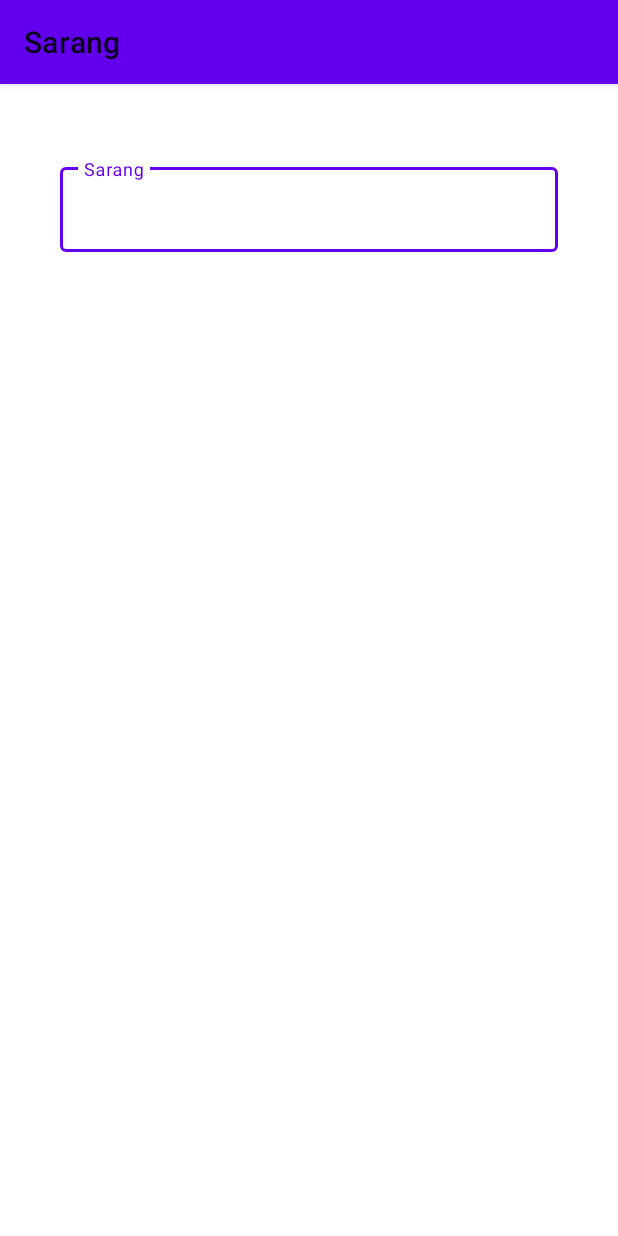
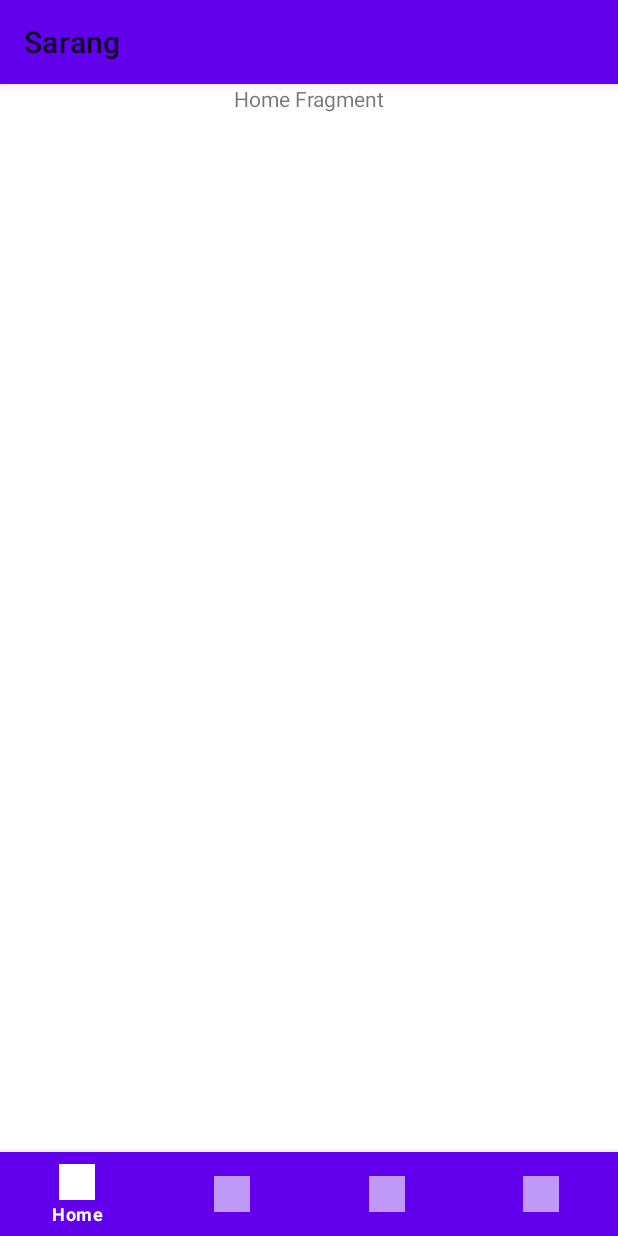
Before and after one commit to Kingbond470/Sarang, an Android app: the screen it shows after launch (MainActivity), on a phone screen of 412 x 824 dp. Run offline under Robolectric (Android 15) with nearby library versions, the light colour scheme and no system bars.

Commit message:
Bottom Navigation Bar | Fragment

```diff
--- a/app/src/main/java/com/example/sarang/view/activity/MainActivity.kt
+++ b/app/src/main/java/com/example/sarang/view/activity/MainActivity.kt
@@ -3,19 +3,36 @@ package com.example.sarang.view.activity
 import androidx.appcompat.app.AppCompatActivity
 import android.os.Bundle
 import androidx.core.widget.doOnTextChanged
+import androidx.fragment.app.Fragment
 import com.example.sarang.R
+import com.example.sarang.view.fragment.HomeFragment
+import com.example.sarang.view.fragment.LibraryFragment
+import com.example.sarang.view.fragment.PremiumFragment
+import com.example.sarang.view.fragment.SearchFragment
+import com.google.android.material.bottomnavigation.BottomNavigationView
 import kotlinx.android.synthetic.main.activity_main.*
 
 class MainActivity : AppCompatActivity() {
     override fun onCreate(savedInstanceState: Bundle?) {
         super.onCreate(savedInstanceState)
         setContentView(R.layout.activity_main)
+        setCurrentFragment(HomeFragment())
 
-        // Get input text
-        val inputText = outlinedTextField.editText?.text.toString()
+        bottom_navigation.setOnNavigationItemSelectedListener {
+            when (it.itemId) {
+                R.id.page_1 -> setCurrentFragment(HomeFragment())
+                R.id.page_2 -> setCurrentFragment(SearchFragment())
+                R.id.page_3 -> setCurrentFragment(LibraryFragment())
+                R.id.page_4 -> setCurrentFragment(PremiumFragment())
 
-        outlinedTextField.editText?.doOnTextChanged { inputText, _, _, _ ->
-            // Respond to input text change
+            }
+            true
         }
     }
+
+    private fun setCurrentFragment(fragment: Fragment) =
+        supportFragmentManager.beginTransaction().apply {
+            replace(R.id.framelayout_container, fragment)
+            commit()
+        }
 }
--- /dev/null
+++ b/app/src/main/java/com/example/sarang/view/fragment/HomeFragment.kt
@@ -0,0 +1,21 @@
+package com.example.sarang.view.fragment
+
+import android.os.Bundle
+import androidx.fragment.app.Fragment
+import android.view.LayoutInflater
+import android.view.View
+import android.view.ViewGroup
+import com.example.sarang.R
+
+
+class HomeFragment : Fragment(R.layout.fragment_home) {
+
+    override fun onCreateView(
+        inflater: LayoutInflater, container: ViewGroup?,
+        savedInstanceState: Bundle?
+    ): View? {
+        // Inflate the layout for this fragment
+        return inflater.inflate(R.layout.fragment_home, container, false)
+    }
+
+}
--- /dev/null
+++ b/app/src/main/res/drawable/nav_btn_bg.xml
@@ -0,0 +1,5 @@
+<?xml version="1.0" encoding="utf-8"?>
+<selector xmlns:android="http://schemas.android.com/apk/res/android">
+    <item android:state_checked="true" android:color="@color/teal_700" />
+    <item android:color="@android:color/black"  />
+</selector>
--- a/app/src/main/res/layout/activity_main.xml
+++ b/app/src/main/res/layout/activity_main.xml
@@ -1,5 +1,5 @@
 <?xml version="1.0" encoding="utf-8"?>
-<LinearLayout xmlns:android="http://schemas.android.com/apk/res/android"
+<com.google.android.material.circularreveal.CircularRevealRelativeLayout xmlns:android="http://schemas.android.com/apk/res/android"
     xmlns:app="http://schemas.android.com/apk/res-auto"
     xmlns:tools="http://schemas.android.com/tools"
     android:layout_width="match_parent"
@@ -8,21 +8,36 @@
     tools:context=".view.activity.MainActivity">
 
 
+    <com.google.android.material.circularreveal.CircularRevealFrameLayout
+        android:id="@+id/framelayout_container"
+        android:layout_width="match_parent"
+        android:layout_height="wrap_content" />
 
-    <com.google.android.material.textfield.TextInputLayout
-        android:id="@+id/outlinedTextField"
+    <com.google.android.material.bottomnavigation.BottomNavigationView
+        android:id="@+id/bottomNavBar"
         android:layout_width="match_parent"
         android:layout_height="wrap_content"
-        android:layout_marginHorizontal="40dp"
-        android:layout_marginVertical="50dp"
-        android:hint="Sarang"
-        style="@style/Widget.MaterialComponents.TextInputLayout.OutlinedBox">
+        android:layout_alignParentBottom="true"
+        android:layout_gravity="bottom"
+        android:background="?android:attr/windowBackground"
+        app:itemIconTint="@color/bottom_nav_background"
+        app:itemRippleColor="@color/teal_700"
+        app:itemTextColor="@color/bottom_nav_background"
+        app:layout_constraintBottom_toBottomOf="parent"
+        app:layout_constraintEnd_toEndOf="parent"
+        app:layout_constraintStart_toStartOf="parent"
+        app:menu="@menu/bottom_navigation_menu">
 
-        <com.google.android.material.textfield.TextInputEditText
-            android:layout_width="match_parent"
-            android:layout_height="wrap_content"
-            />
+    </com.google.android.material.bottomnavigation.BottomNavigationView>
 
-    </com.google.android.material.textfield.TextInputLayout>
 
-</LinearLayout>
+    <com.google.android.material.bottomnavigation.BottomNavigationView
+        android:id="@+id/bottom_navigation"
+        style="@style/Widget.MaterialComponents.BottomNavigationView.PrimarySurface"
+        android:layout_width="match_parent"
+        android:layout_height="wrap_content"
+        android:layout_alignParentBottom="true"
+        app:menu="@menu/bottom_navigation_menu" />
+
+
+</com.google.android.material.circularreveal.CircularRevealRelativeLayout>
--- /dev/null
+++ b/app/src/main/res/layout/fragment_home.xml
@@ -0,0 +1,16 @@
+<?xml version="1.0" encoding="utf-8"?>
+<FrameLayout xmlns:android="http://schemas.android.com/apk/res/android"
+    xmlns:tools="http://schemas.android.com/tools"
+    android:layout_width="match_parent"
+    android:layout_height="match_parent"
+    android:layout_gravity="center"
+    tools:context=".view.fragment.HomeFragment">
+
+
+    <TextView
+        android:layout_width="match_parent"
+        android:layout_height="match_parent"
+        android:gravity="center"
+        android:text="Home Fragment" />
+
+</FrameLayout>
--- /dev/null
+++ b/app/src/main/res/menu/bottom_navigation_menu.xml
@@ -0,0 +1,24 @@
+<?xml version="1.0" encoding="utf-8"?>
+<menu xmlns:android="http://schemas.android.com/apk/res/android">
+
+    <item
+        android:id="@+id/page_1"
+        android:title="Home"
+        android:icon="@drawable/ic_launcher_background"/>
+
+    <item
+        android:id="@+id/page_2"
+        android:title="Search"
+        android:icon="@drawable/ic_launcher_background"/>
+
+    <item
+        android:id="@+id/page_3"
+        android:title="Library"
+        android:icon="@drawable/ic_launcher_background"/>
+
+    <item
+        android:id="@+id/page_4"
+        android:title="Premium"
+        android:icon="@drawable/ic_launcher_background"/>
+
+</menu>
--- a/app/src/main/res/values/colors.xml
+++ b/app/src/main/res/values/colors.xml
@@ -20,4 +20,8 @@
     <color name="grey5">#706C6B</color>
     <color name="grey6">#B7B9AD</color>
 
+    <color name="app_background">#121212</color>
+    <color name="bottom_nav_background">#282828</color>
+    <color name="transparent">#00000000</color>
+
 </resources>
--- a/app/src/main/res/values/strings.xml
+++ b/app/src/main/res/values/strings.xml
@@ -1,3 +1,5 @@
 <resources>
     <string name="app_name">Sarang</string>
+    <!-- TODO: Remove or change this placeholder text -->
+    <string name="hello_blank_fragment">Hello blank fragment</string>
 </resources>
```
Also changed, not shown: app/src/main/java/com/example/sarang/view/fragment/LibraryFragment.kt (added, +23 -0 lines), app/src/main/java/com/example/sarang/view/fragment/PremiumFragment.kt (added, +22 -0 lines), app/src/main/java/com/example/sarang/view/fragment/SearchFragment.kt (added, +22 -0 lines), app/src/main/res/layout/fragment_library.xml (added, +16 -0 lines), app/src/main/res/layout/fragment_premium.xml (added, +16 -0 lines), app/src/main/res/layout/fragment_search.xml (added, +16 -0 lines).
